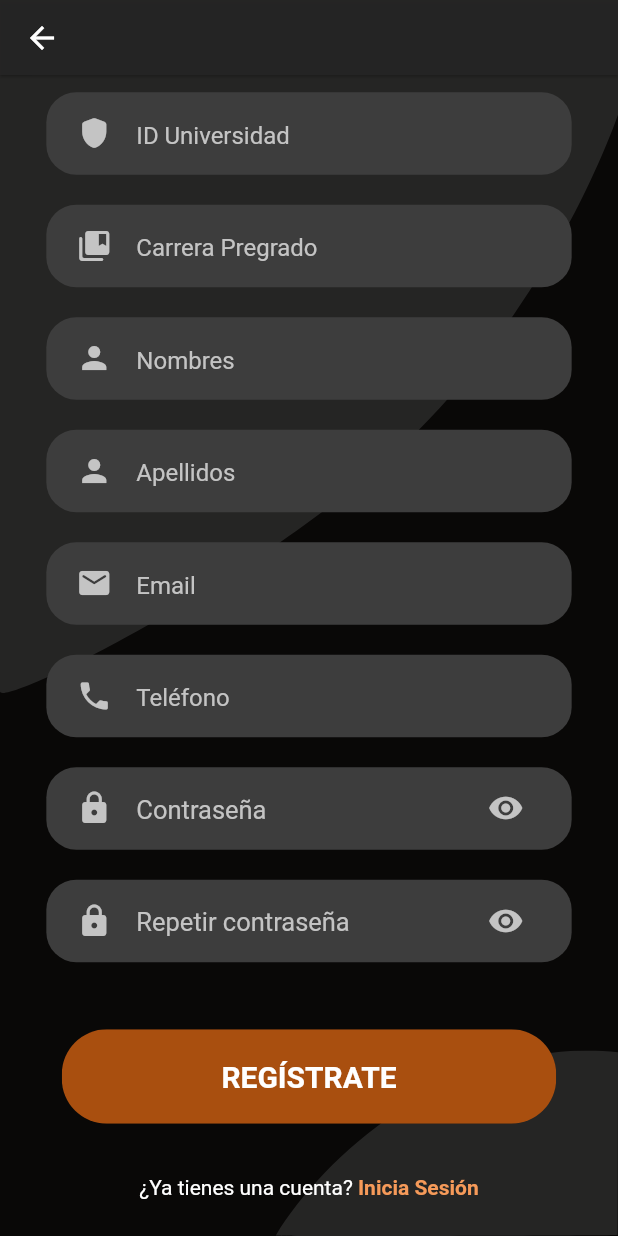
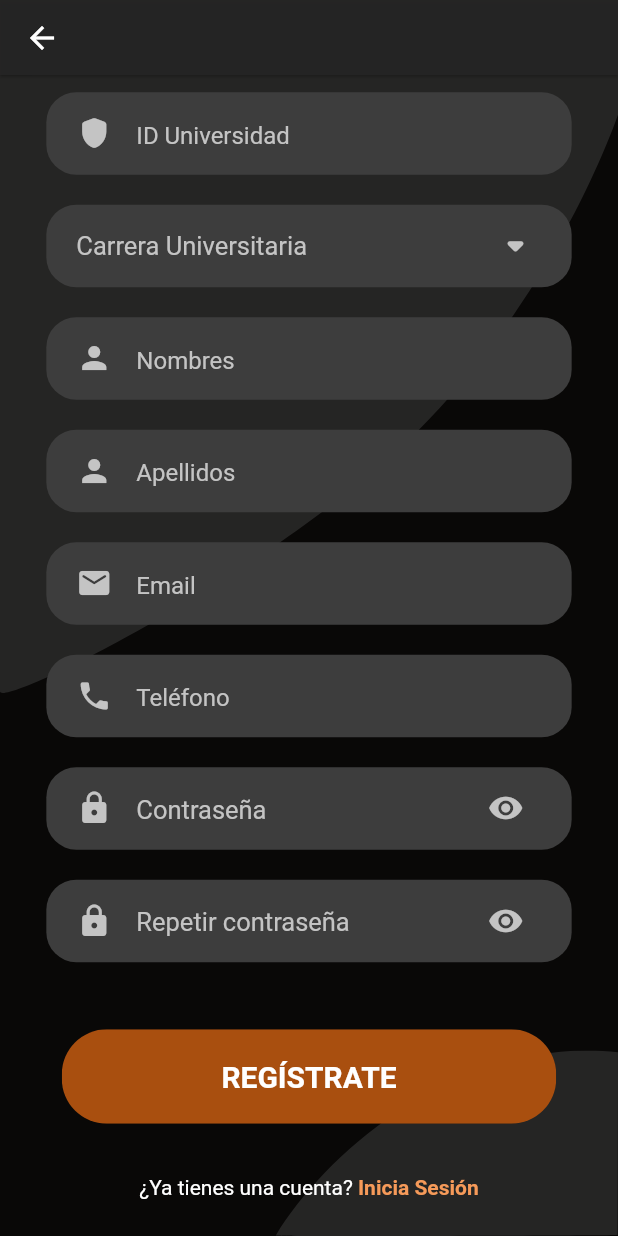
Before and after one commit to projectUcar/ucar_app, a Flutter app: the SingUp screen opened by its route, scrolled down 104 dp, on a phone screen of 412 x 824 dp. Run offline on Flutter 3.47's test engine with Material 2 defaults, Android fonts, the light colour scheme and no system bars; our stand-ins replace flutter_svg.

Commit message:
Sing Up fix

```diff
--- a/lib/src/components/drop_down_button.dart
+++ b/lib/src/components/drop_down_button.dart
@@ -0,0 +1,62 @@
+import 'package:flutter/material.dart';
+import 'package:ucar_app/src/theme/colors.dart';
+import 'package:ucar_app/src/theme/fontsizes.dart';
+
+import 'text_field_container.dart';
+
+class DropDownButtonCustom extends StatefulWidget {
+  String hintText;
+  final IconData icon;
+  final List<String> list;
+
+  DropDownButtonCustom({
+    Key? key,
+    required this.hintText,
+    required this.icon,
+    required this.list,
+  }) : super(key: key);
+
+  @override
+  State<DropDownButtonCustom> createState() => DropDownButtonCustomState(
+      hintText: this.hintText, icon: this.icon, list: this.list);
+}
+
+class DropDownButtonCustomState extends State<DropDownButtonCustom> {
+  String hintText;
+  final IconData icon;
+  final List<String> list;
+
+  DropDownButtonCustomState(
+      {required this.hintText, required this.icon, required this.list});
+
+  String? _selected;
+
+  @override
+  Widget build(BuildContext context) {
+    return TextFieldContainer(
+        child: DropdownButtonHideUnderline(
+      child: DropdownButton<String>(
+        hint: Text(hintText, style: TextStyle(color: textGray, fontSize: 17)),
+        isExpanded: true,
+        dropdownColor: secondary,
+        icon: const Icon(
+          Icons.arrow_drop_down_rounded,
+          color: textGray,
+          size: 35,
+        ),
+        elevation: 16,
+        style: const TextStyle(color: textGray, fontSize: 17),
+        value: _selected,
+        onChanged: (String? value) => setState(() {
+          _selected = value ;
+        }),
+        items: list.map<DropdownMenuItem<String>>((String value) {
+          return DropdownMenuItem<String>(
+            value: value,
+            child: Text(value),
+          );
+        }).toList(),
+      ),
+    ));
+  }
+}
--- a/lib/src/screens/sing-up.dart
+++ b/lib/src/screens/sing-up.dart
@@ -1,15 +1,14 @@
 import 'package:flutter/material.dart';
-import 'package:flutter_svg/svg.dart';
 import 'package:ucar_app/src/components/app_bar_custom.dart';
 import 'package:ucar_app/src/screens/background.dart';
 
 import '../components/already_have_an_account.dart';
+import '../components/drop_down_button.dart';
 import '../components/rounded_button.dart';
 import '../components/rounded_input_field.dart';
 import '../components/rounded_password_field.dart';
 import '../theme/colors.dart';
 import '../theme/fontsizes.dart';
-import 'login.dart';
 
 class SingUp extends StatelessWidget {
   const SingUp({Key? key}) : super(key: key);
@@ -52,10 +51,10 @@ class SingUp extends StatelessWidget {
                     hintText: "ID Universidad",
                     onChanged: (value) {},
                     icon: Icons.shield_rounded),
-                RoundedInputField(
-                    hintText: "Carrera Pregrado",
-                    onChanged: (value) {},
-                    icon: Icons.collections_bookmark_rounded),
+                DropDownButtonCustom(
+                    hintText: "Carrera Universitaria",
+                    icon: Icons.collections_bookmark_rounded,
+                    list: ['One', 'Two', 'Free', 'Four'],),
                 RoundedInputField(
                     hintText: "Nombres",
                     onChanged: (value) {},
```
